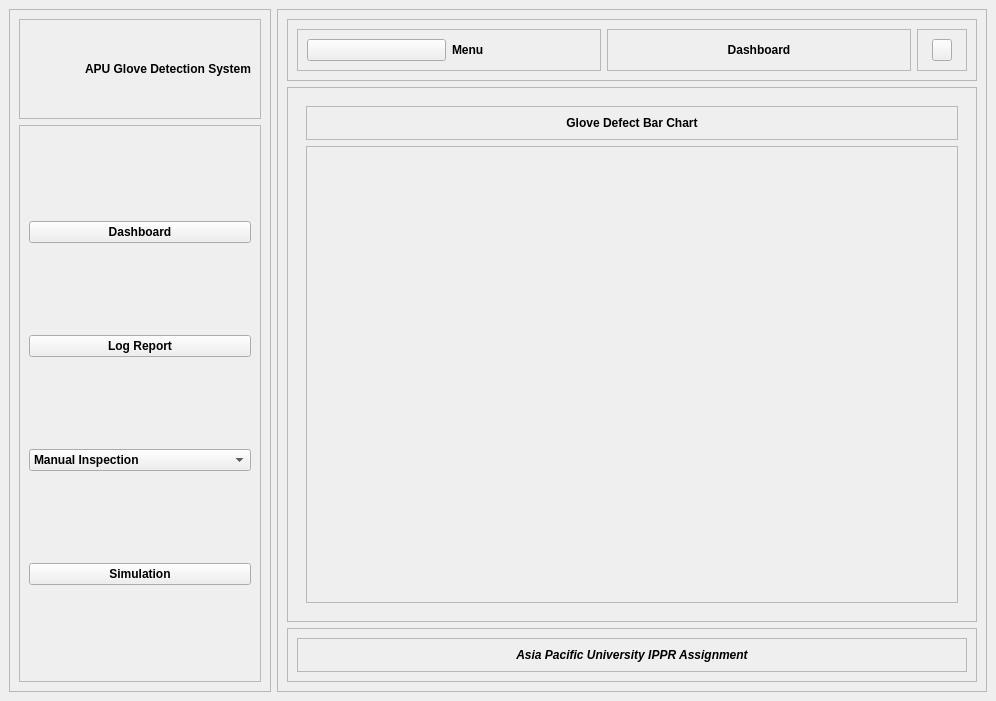
Before: the Qt Designer form UI_Design/Main_Dashboard.ui in JJLee2910/Glove-Defect-Detection-System, drawn with Qt 5.
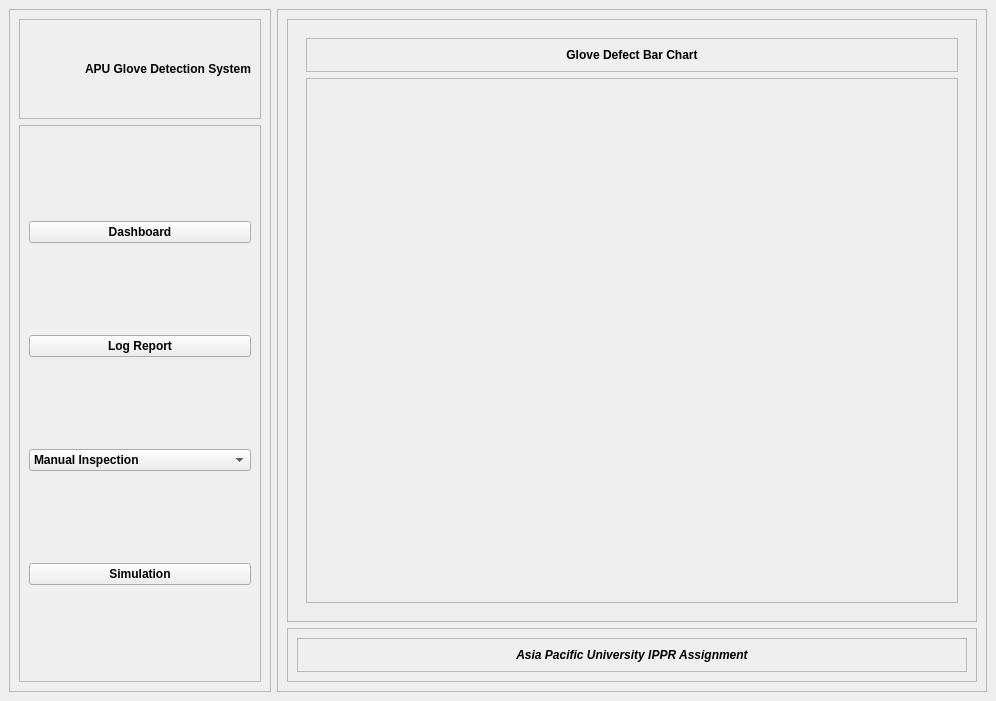
After: the same form once the commit is applied. Icons and pictures are not drawn.

```diff
--- a/UI_Design/Main_Dashboard.ui
+++ b/UI_Design/Main_Dashboard.ui
@@ -241,129 +241,6 @@
        <enum>QFrame::Raised</enum>
       </property>
       <layout class="QVBoxLayout" name="verticalLayout_3">
-       <item>
-        <widget class="QFrame" name="dashboard_widget_frame">
-         <property name="frameShape">
-          <enum>QFrame::StyledPanel</enum>
-         </property>
-         <property name="frameShadow">
-          <enum>QFrame::Raised</enum>
-         </property>
-         <layout class="QHBoxLayout" name="horizontalLayout_3">
-          <item>
-           <widget class="QFrame" name="back_menu_frame">
-            <property name="frameShape">
-             <enum>QFrame::StyledPanel</enum>
-            </property>
-            <property name="frameShadow">
-             <enum>QFrame::Raised</enum>
-            </property>
-            <layout class="QHBoxLayout" name="horizontalLayout_4">
-             <item>
-              <widget class="QPushButton" name="back_button">
-               <property name="text">
-                <string/>
-               </property>
-               <property name="icon">
-                <iconset resource="resources.qrc">
-                 <normaloff>:/icons/icons/back.png</normaloff>:/icons/icons/back.png</iconset>
-               </property>
-              </widget>
-             </item>
-             <item>
-              <widget class="QLabel" name="menu_label">
-               <property name="font">
-                <font>
-                 <weight>75</weight>
-                 <bold>true</bold>
-                </font>
-               </property>
-               <property name="text">
-                <string>Menu</string>
-               </property>
-              </widget>
-             </item>
-            </layout>
-           </widget>
-          </item>
-          <item>
-           <widget class="QFrame" name="dashboard_title_frame">
-            <property name="frameShape">
-             <enum>QFrame::StyledPanel</enum>
-            </property>
-            <property name="frameShadow">
-             <enum>QFrame::Raised</enum>
-            </property>
-            <layout class="QVBoxLayout" name="verticalLayout_4">
-             <item>
-              <widget class="QLabel" name="dashboard_label">
-               <property name="font">
-                <font>
-                 <weight>75</weight>
-                 <bold>true</bold>
-                </font>
-               </property>
-               <property name="text">
-                <string>Dashboard</string>
-               </property>
-               <property name="alignment">
-                <set>Qt::AlignCenter</set>
-               </property>
-              </widget>
-             </item>
-            </layout>
-           </widget>
-          </item>
-          <item>
-           <widget class="QFrame" name="close_button_frame">
-            <property name="minimumSize">
-             <size>
-              <width>30</width>
-              <height>30</height>
-             </size>
-            </property>
-            <property name="maximumSize">
-             <size>
-              <width>50</width>
-              <height>50</height>
-             </size>
-            </property>
-            <property name="frameShape">
-             <enum>QFrame::StyledPanel</enum>
-            </property>
-            <property name="frameShadow">
-             <enum>QFrame::Raised</enum>
-            </property>
-            <layout class="QHBoxLayout" name="horizontalLayout_5">
-             <item>
-              <widget class="QPushButton" name="closeButton">
-               <property name="minimumSize">
-                <size>
-                 <width>20</width>
-                 <height>20</height>
-                </size>
-               </property>
-               <property name="maximumSize">
-                <size>
-                 <width>20</width>
-                 <height>35</height>
-                </size>
-               </property>
-               <property name="text">
-                <string/>
-               </property>
-               <property name="icon">
-                <iconset resource="resources.qrc">
-                 <normaloff>:/icons/icons/clear.png</normaloff>:/icons/icons/clear.png</iconset>
-               </property>
-              </widget>
-             </item>
-            </layout>
-           </widget>
-          </item>
-         </layout>
-        </widget>
-       </item>
        <item>
         <widget class="QFrame" name="chart_frame">
          <property name="frameShape">
```
